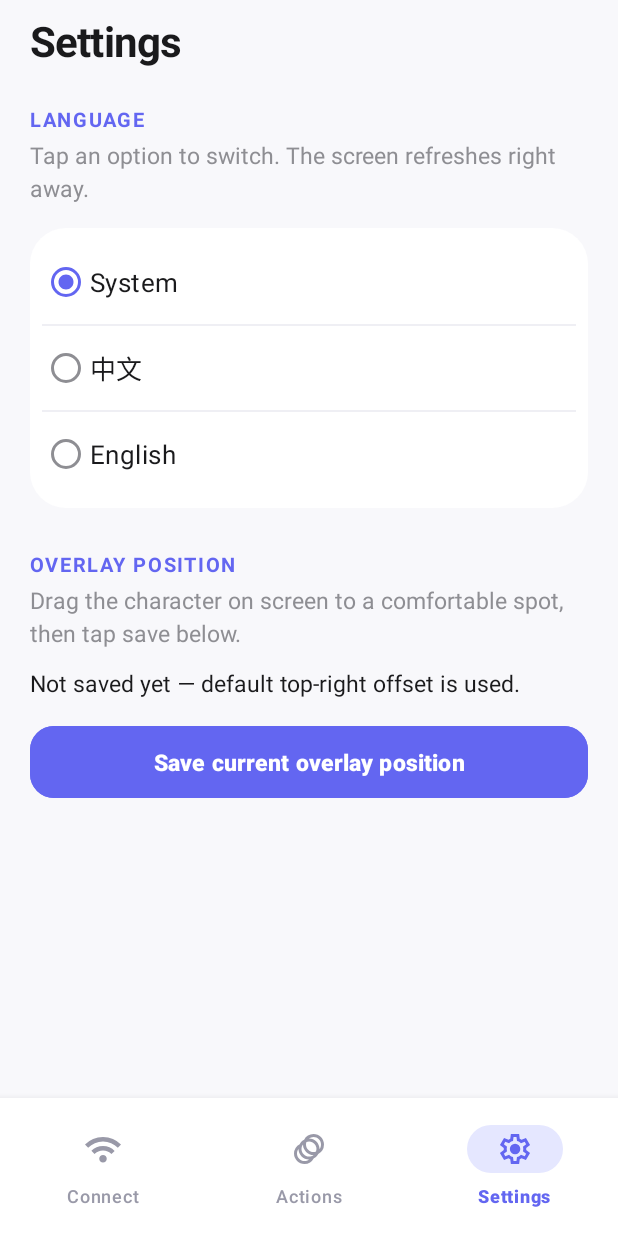
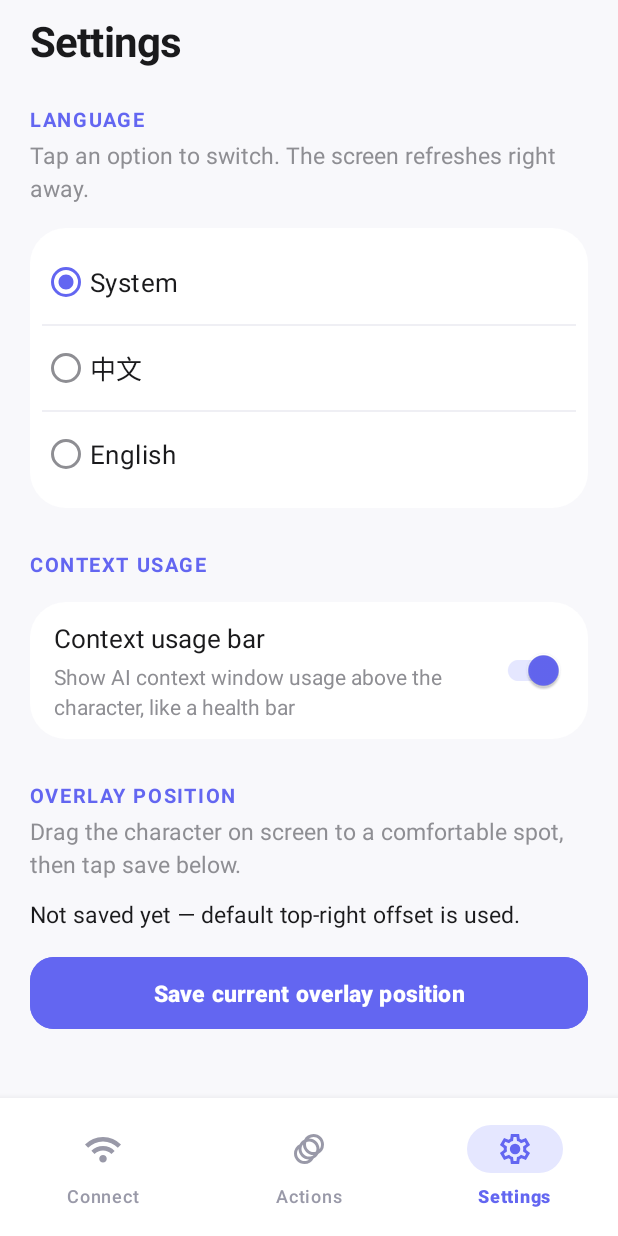
Before and after one commit to JakimLi/cloe-android, an Android app: the screen it shows after launch (MainActivity), item 3 of the bottom bar chosen, on a phone screen of 412 x 824 dp. Run offline under Robolectric (Android 15) with nearby library versions, the phone set to English and light mode, and no system bars; libraries missing offline, so code that uses them is left out: org.java_websocket.client, org.java_websocket.handshake; pictures from the network do not load.

Commit message:
feat: context usage HUD on overlay and settings toggle
Add WebSocket handling for context-usage messages from the desktop bridge,
mirroring the desktop health-bar UI with threshold colors and pulse at high usage.

Expose a preference (default on) to show or hide the bar; persist in SharedPreferences.

Bump version to 0.2.4 (versionCode 6).

Co-authored-by: Cursor <cursoragent@cursor.com>

```diff
--- a/app/build.gradle.kts
+++ b/app/build.gradle.kts
@@ -19,8 +19,8 @@ android {
         applicationId = "com.cloe.android"
         minSdk = 26
         targetSdk = 35
-        versionCode = 5
-        versionName = "0.2.3"
+        versionCode = 6
+        versionName = "0.2.4"
     }
 
     signingConfigs {
--- a/app/src/main/java/com/cloe/android/CloePrefs.kt
+++ b/app/src/main/java/com/cloe/android/CloePrefs.kt
@@ -8,6 +8,9 @@ object CloePrefs {
     /** True after user saved position from settings (distinguish from default ints). */
     const val KEY_OVERLAY_SAVED = "overlay_position_saved"
 
+    /** When false, hide the AI context usage HUD above the character (default: show). */
+    const val KEY_CONTEXT_BAR_VISIBLE = "context_bar_visible"
+
     const val DEFAULT_OVERLAY_X = 16
     const val DEFAULT_OVERLAY_Y = 200
 }
--- a/app/src/main/java/com/cloe/android/MainActivity.kt
+++ b/app/src/main/java/com/cloe/android/MainActivity.kt
@@ -24,6 +24,7 @@ import androidx.recyclerview.widget.GridLayoutManager
 import androidx.recyclerview.widget.RecyclerView
 import android.widget.RadioGroup
 import com.google.android.material.bottomnavigation.BottomNavigationView
+import com.google.android.material.switchmaterial.SwitchMaterial
 import kotlinx.coroutines.launch
 import java.util.Locale
 
@@ -197,6 +198,13 @@ class MainActivity : AppCompatActivity() {
         tvVersion.text = getString(R.string.footer_version, packageVersionName())
         bindLocaleRadios()
 
+        val sp = getSharedPreferences(CloePrefs.NAME, Context.MODE_PRIVATE)
+        val switchContextBar = findViewById<SwitchMaterial>(R.id.switch_context_bar)
+        switchContextBar.isChecked = sp.getBoolean(CloePrefs.KEY_CONTEXT_BAR_VISIBLE, true)
+        switchContextBar.setOnCheckedChangeListener { _, isChecked ->
+            sp.edit().putBoolean(CloePrefs.KEY_CONTEXT_BAR_VISIBLE, isChecked).apply()
+        }
+
         btnSaveOverlayPosition.setOnClickListener {
             if (!CloeService.isRunning) {
                 Toast.makeText(this, R.string.toast_save_position_need_connect, Toast.LENGTH_SHORT)
--- a/app/src/main/res/layout/activity_main.xml
+++ b/app/src/main/res/layout/activity_main.xml
@@ -331,6 +331,57 @@
                     android:layout_width="wrap_content"
                     android:layout_height="wrap_content"
                     android:layout_marginTop="28dp"
+                    android:text="@string/section_context_usage"
+                    android:textSize="13sp"
+                    android:textStyle="bold"
+                    android:textColor="#6366F1"
+                    android:textAllCaps="true"
+                    android:letterSpacing="0.08" />
+
+                <LinearLayout
+                    android:layout_width="match_parent"
+                    android:layout_height="wrap_content"
+                    android:layout_marginTop="16dp"
+                    android:orientation="horizontal"
+                    android:gravity="center_vertical"
+                    android:paddingHorizontal="16dp"
+                    android:paddingVertical="12dp"
+                    android:background="@drawable/bg_card_white">
+
+                    <LinearLayout
+                        android:layout_width="0dp"
+                        android:layout_height="wrap_content"
+                        android:layout_weight="1"
+                        android:orientation="vertical">
+
+                        <TextView
+                            android:layout_width="match_parent"
+                            android:layout_height="wrap_content"
+                            android:text="@string/context_bar_title"
+                            android:textSize="17sp"
+                            android:textColor="#1A1A1C" />
+
+                        <TextView
+                            android:layout_width="match_parent"
+                            android:layout_height="wrap_content"
+                            android:layout_marginTop="4dp"
+                            android:text="@string/context_bar_desc"
+                            android:textColor="#8E8E93"
+                            android:textSize="14sp"
+                            android:lineSpacingMultiplier="1.2" />
+                    </LinearLayout>
+
+                    <com.google.android.material.switchmaterial.SwitchMaterial
+                        android:id="@+id/switch_context_bar"
+                        android:layout_width="wrap_content"
+                        android:layout_height="wrap_content"
+                        android:layout_marginStart="12dp" />
+                </LinearLayout>
+
+                <TextView
+                    android:layout_width="wrap_content"
+                    android:layout_height="wrap_content"
+                    android:layout_marginTop="28dp"
                     android:text="@string/section_overlay_position"
                     android:textSize="13sp"
                     android:textStyle="bold"
--- a/app/src/main/res/values/strings.xml
+++ b/app/src/main/res/values/strings.xml
@@ -7,6 +7,9 @@
     <string name="section_actions">Action Previews</string>
     <string name="section_settings">Settings</string>
     <string name="section_language">Language</string>
+    <string name="section_context_usage">Context usage</string>
+    <string name="context_bar_title">Context usage bar</string>
+    <string name="context_bar_desc">Show AI context window usage above the character, like a health bar</string>
     <string name="section_overlay_position">Overlay position</string>
     <string name="nav_tab_connect">Connect</string>
     <string name="nav_tab_settings">Settings</string>
```
Also changed, not shown: app/src/main/java/com/cloe/android/CloeService.kt (+150 -3 lines), 1 other file.
